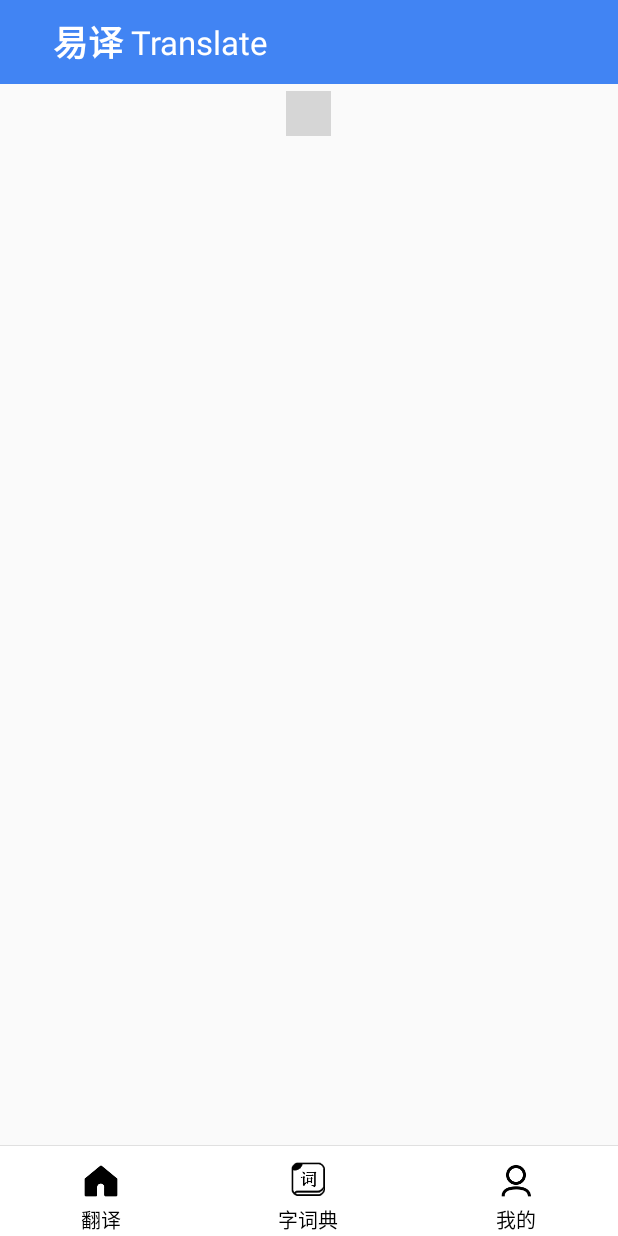
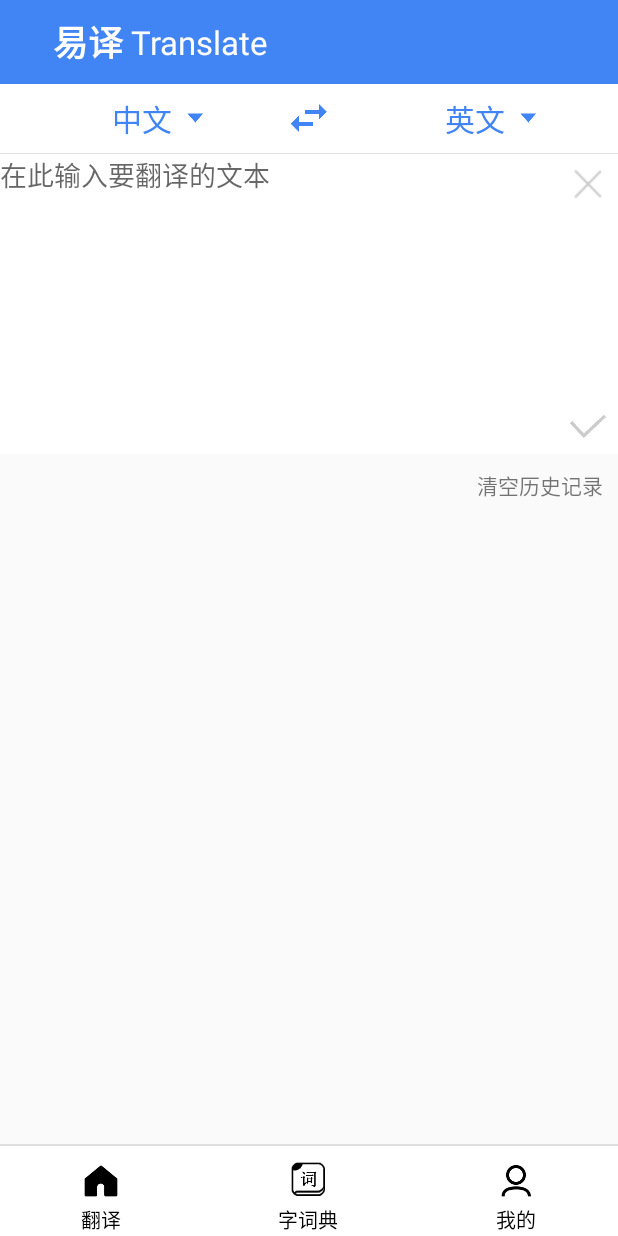
Before and after one commit to WangQi107/YiYi, an Android app: the screen it shows after launch (MainActivity), on a phone screen of 412 x 824 dp. Run offline under Robolectric (Android 15) with nearby library versions, the phone set to English and light mode, and no system bars; grey boxes are pictures that could not be loaded.

Commit message:
Translate界面基本完成

```diff
--- a/app/src/main/res/layout/activity_main.xml
+++ b/app/src/main/res/layout/activity_main.xml
@@ -42,7 +42,7 @@
     <View
         android:id="@+id/view"
         android:layout_width="match_parent"
-        android:layout_height="0.8dp"
+        android:layout_height="1dp"
         android:layout_above="@+id/radiogroup"
         android:background="@color/main_view"/>
 
--- a/app/src/main/res/layout/fragment_translate.xml
+++ b/app/src/main/res/layout/fragment_translate.xml
@@ -6,14 +6,131 @@
     tools:context=".fragment.Fragment_Translate">
 
     <RelativeLayout
+        android:id="@+id/re_one"
         android:layout_width="match_parent"
-        android:layout_height="40dp">
+        android:layout_height="46dp"
+        android:layout_alignParentStart="true"
+        android:layout_alignParentTop="true"
+        android:background="@color/white">
+
+        <RelativeLayout
+            android:layout_width="match_parent"
+            android:layout_height="match_parent"
+            android:layout_toLeftOf="@+id/trans">
+
+            <Button
+                android:id="@+id/languagefrom"
+                android:layout_width="50dp"
+                android:layout_height="wrap_content"
+                android:layout_centerHorizontal="true"
+                android:layout_centerVertical="true"
+                android:background="#00000000"
+                android:text="中文"
+                android:textColor="@color/chenjin"
+                android:textSize="20sp" />
+
+            <ImageView
+                android:layout_width="wrap_content"
+                android:layout_height="wrap_content"
+                android:layout_centerVertical="true"
+                android:layout_toRightOf="@+id/languagefrom"
+                android:src="@mipmap/arrow_down"
+                android:tint="@color/chenjin" />
+        </RelativeLayout>
 
         <ImageView
-            android:layout_width="30dp"
-            android:layout_height="30dp"
-            android:src="@mipmap/trans"
-            android:layout_centerInParent="true"/>
+            android:id="@+id/trans"
+            android:layout_width="wrap_content"
+            android:layout_height="wrap_content"
+            android:layout_centerInParent="true"
+            android:src="@mipmap/ic_swap"
+            android:tint="@color/chenjin" />
+
+        <RelativeLayout
+            android:layout_width="match_parent"
+            android:layout_height="match_parent"
+            android:layout_toRightOf="@+id/trans">
+
+            <Button
+                android:id="@+id/languageto"
+                android:layout_width="50dp"
+                android:layout_height="wrap_content"
+                android:layout_centerHorizontal="true"
+                android:layout_centerVertical="true"
+                android:background="#00000000"
+                android:text="英文"
+                android:textColor="@color/chenjin"
+                android:textSize="20sp" />
+
+            <ImageView
+                android:layout_width="wrap_content"
+                android:layout_height="wrap_content"
+                android:layout_centerVertical="true"
+                android:layout_toRightOf="@+id/languageto"
+                android:src="@mipmap/arrow_down"
+                android:tint="@color/chenjin" />
+        </RelativeLayout>
     </RelativeLayout>
 
+    <View
+        android:id="@+id/view"
+        android:layout_width="match_parent"
+        android:layout_height="0.8dp"
+        android:layout_alignParentStart="true"
+        android:layout_below="@+id/re_one"
+        android:background="@color/main_view" />
+
+    <RelativeLayout
+        android:id="@+id/re_ed"
+        android:layout_width="match_parent"
+        android:layout_height="wrap_content"
+        android:layout_below="@+id/view">
+
+        <EditText
+            android:id="@+id/ed"
+            android:layout_width="match_parent"
+            android:layout_height="200dp"
+            android:background="@color/white"
+            android:gravity="top"
+            android:hint="在此输入要翻译的文本"
+            android:maxLength="400" />
+
+        <ImageView
+            android:layout_width="20dp"
+            android:layout_height="20dp"
+            android:layout_alignParentEnd="true"
+            android:layout_alignParentTop="true"
+            android:layout_margin="10dp"
+            android:src="@mipmap/clear_btn_press" />
+
+        <ImageView
+            android:layout_width="40dp"
+            android:layout_height="40dp"
+            android:layout_alignBottom="@+id/ed"
+            android:layout_alignParentEnd="true"
+            android:src="@mipmap/ok" />
+    </RelativeLayout>
+
+    <RelativeLayout
+        android:layout_width="match_parent"
+        android:layout_height="match_parent"
+        android:layout_below="@+id/re_ed"
+        android:layout_marginTop="10dp">
+
+        <TextView
+            android:id="@+id/te_clean"
+            android:layout_width="wrap_content"
+            android:layout_height="wrap_content"
+            android:layout_alignParentEnd="true"
+            android:layout_alignParentTop="true"
+            android:layout_marginEnd="10dp"
+            android:text="清空历史记录" />
+
+        <ListView
+            android:layout_width="match_parent"
+            android:layout_height="match_parent"
+            android:layout_below="@+id/te_clean">
+
+        </ListView>
+    </RelativeLayout>
 </RelativeLayout>
--- a/app/src/main/res/values/styles.xml
+++ b/app/src/main/res/values/styles.xml
@@ -63,5 +63,4 @@
         <item name="android:textColor">@drawable/rb_my</item>
         <item name="android:paddingTop">5dp</item>
     </style>
-
 </resources>
```
Also changed, not shown: app/src/main/res/layout/item.xml (added, +59 -0 lines), app/src/main/res/values/arrays.xml (added, +12 -0 lines), app/src/main/res/mipmap-xxhdpi/arrow_down.png (added), app/src/main/res/mipmap-xxhdpi/clear_btn_press.png (added), app/src/main/res/mipmap-xxhdpi/favorite_click.png, app/src/main/res/mipmap-xxhdpi/ic_swap.png (added), app/src/main/res/mipmap-xxhdpi/ok.png (added).
